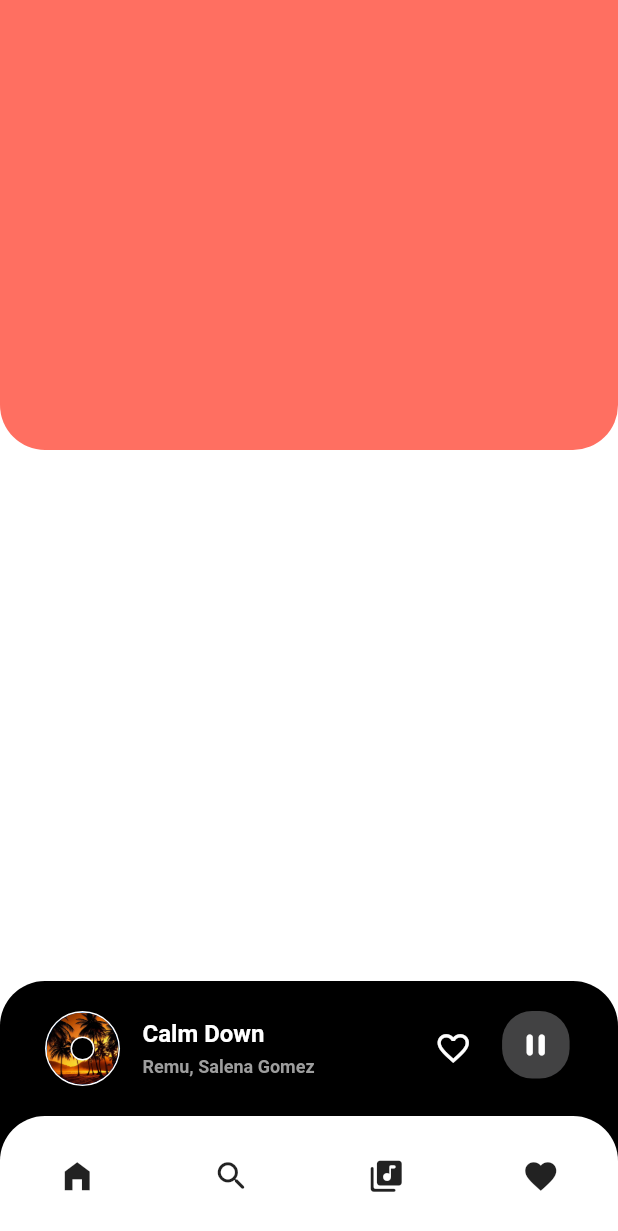
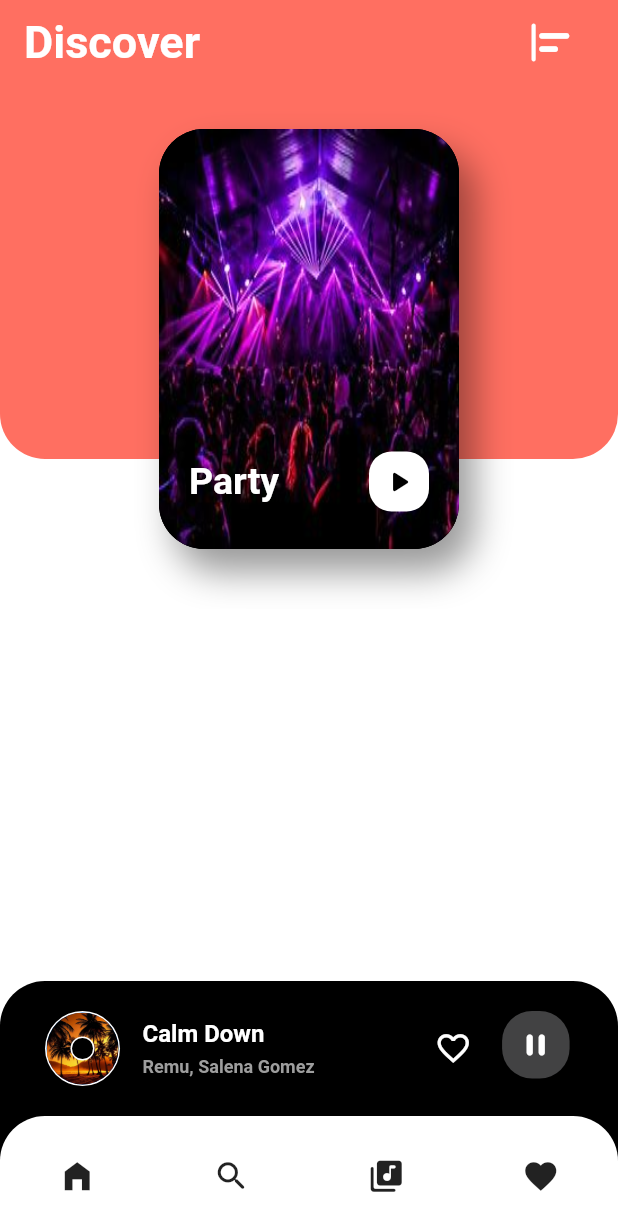
Before and after one commit to OnkarSagare27/music-app, a Flutter app: the screen it shows after launch, on a phone screen of 412 x 824 dp. Shown: the top 1231 px of the screen. Run offline on Flutter 3.47's test engine with Material 2 defaults, Android fonts, the phone set to English and light mode, and no system bars; drawn by our look-alikes of carousel_slider; our stand-ins replace google_fonts.

Commit message:
Discover card

```diff
--- /dev/null
+++ b/lib/data.dart
@@ -0,0 +1,24 @@
+class AppData {
+  var discoverData = [
+    {
+      'backgroundImage': 'assets/party.png',
+      'name': 'Party',
+    },
+    {
+      'backgroundImage': 'assets/relax.png',
+      'name': 'Relax',
+    },
+    {
+      'backgroundImage': 'assets/hiphop.png',
+      'name': 'Hip Hop',
+    },
+    {
+      'backgroundImage': 'assets/indie.png',
+      'name': 'Indie',
+    },
+    {
+      'backgroundImage': 'assets/mix.png',
+      'name': 'Mix',
+    },
+  ];
+}
--- a/lib/main.dart
+++ b/lib/main.dart
@@ -25,7 +25,7 @@ class MyApp extends StatelessWidget {
           shadowColor: Colors.transparent,
           canvasColor: Colors.transparent),
       routes: {
-        '/': (context) => const HomeScreen(),
+        '/': (context) => HomeScreen(),
       },
     );
   }
--- a/lib/screens/home_screen.dart
+++ b/lib/screens/home_screen.dart
@@ -1,16 +1,39 @@
 import 'package:flutter/material.dart';
+import 'package:music_app/data.dart';
+import 'package:music_app/widgets/discover_card.dart';
+import 'package:carousel_slider/carousel_slider.dart';
 
 class HomeScreen extends StatelessWidget {
-  const HomeScreen({super.key});
+  HomeScreen({super.key});
+  AppData data = AppData();
 
   @override
   Widget build(BuildContext context) {
     return Scaffold(
+      appBar: AppBar(
+        title: const Text(
+          'Discover',
+          style: TextStyle(fontWeight: FontWeight.bold, fontSize: 30),
+        ),
+        elevation: 0,
+        backgroundColor: const Color(0xffff6f61),
+        actions: [
+          Container(
+            margin: const EdgeInsets.fromLTRB(10, 0, 30, 0),
+            child: const Icon(
+              Icons.align_horizontal_left_rounded,
+              size: 30,
+            ),
+          ),
+        ],
+      ),
       backgroundColor: Colors.white,
-      body: Stack(
+      body: Column(
+        children: [
+          Stack(
             children: [
               Container(
-            height: 300,
+                height: 250,
                 decoration: const BoxDecoration(
                   color: Color(0xffff6f61),
                   borderRadius: BorderRadius.only(
@@ -18,7 +41,27 @@ class HomeScreen extends StatelessWidget {
                     bottomRight: Radius.circular(30),
                   ),
                 ),
-          )
+              ),
+              CarouselSlider.builder(
+                  itemCount: data.discoverData.length,
+                  itemBuilder: (context, index, index2) {
+                    return Padding(
+                      padding: const EdgeInsets.only(top: 30, bottom: 40),
+                      child: DiscoverCard(
+                        bgImage: data.discoverData[index]['backgroundImage']
+                            .toString(),
+                        name: data.discoverData[index]['name'].toString(),
+                      ),
+                    );
+                  },
+                  options: CarouselOptions(
+                    height: 350,
+                    enableInfiniteScroll: false,
+                    autoPlay: false,
+                    enlargeCenterPage: true,
+                  ))
+            ],
+          ),
         ],
       ),
       bottomNavigationBar: Container(
@@ -111,7 +154,7 @@ class HomeScreen extends StatelessWidget {
                         color: Colors.white,
                       ),
                     ),
-                  )
+                  ),
                 ],
               ),
             ),
--- /dev/null
+++ b/lib/widgets/discover_card.dart
@@ -0,0 +1,83 @@
+import 'package:flutter/material.dart';
+
+class DiscoverCard extends StatelessWidget {
+  const DiscoverCard({super.key, required this.bgImage, required this.name});
+  final String bgImage;
+  final String name;
+
+  @override
+  Widget build(BuildContext context) {
+    return Container(
+      decoration: BoxDecoration(
+        color: Colors.black,
+        borderRadius: const BorderRadius.all(
+          Radius.circular(30),
+        ),
+        boxShadow: [
+          BoxShadow(
+            color: Colors.black.withOpacity(0.4),
+            spreadRadius: 0,
+            blurRadius: 20,
+            offset: const Offset(10, 15),
+          ),
+        ],
+      ),
+      child: ClipRRect(
+        borderRadius: const BorderRadius.all(Radius.circular(30)),
+        child: Container(
+          height: 250,
+          width: 200,
+          decoration: const BoxDecoration(
+            color: Colors.black,
+            borderRadius: BorderRadius.all(
+              Radius.circular(30),
+            ),
+          ),
+          child: Stack(
+            fit: StackFit.expand,
+            children: [
+              Image.asset(
+                bgImage,
+                fit: BoxFit.fill,
+              ),
+              Positioned(
+                width: 200,
+                bottom: 5,
+                child: Padding(
+                  padding: const EdgeInsets.all(20),
+                  child: Row(
+                    mainAxisAlignment: MainAxisAlignment.spaceBetween,
+                    children: [
+                      Text(
+                        name,
+                        style: const TextStyle(
+                            fontSize: 25,
+                            fontWeight: FontWeight.bold,
+                            color: Colors.white),
+                      ),
+                      SizedBox(
+                        height: 40,
+                        width: 40,
+                        child: FloatingActionButton(
+                          backgroundColor: Colors.white,
+                          onPressed: () => print('Pressed Play'),
+                          shape: const RoundedRectangleBorder(
+                              borderRadius:
+                                  BorderRadius.all(Radius.circular(15))),
+                          child: const Icon(
+                            Icons.play_arrow_rounded,
+                            color: Colors.black,
+                          ),
+                        ),
+                      )
+                    ],
+                  ),
+                ),
+              )
+            ],
+          ),
+        ),
+      ),
+    );
+  }
+}
--- a/pubspec.yaml
+++ b/pubspec.yaml
@@ -48,6 +48,7 @@ dev_dependencies:
   # package. See that file for information about deactivating specific lint
   # rules and activating additional ones.
   flutter_lints: ^2.0.0
+  carousel_slider: ^4.2.1
 
 # For information on the generic Dart part of this file, see the
 # following page: https://dart.dev/tools/pub/pubspec
```
Also changed, not shown: assets/mix.png (added), assets/party.png (added), assets/relax.png (added), pubspec.lock, 2 other files. Lines whose indentation alone changed are shown as unchanged.
